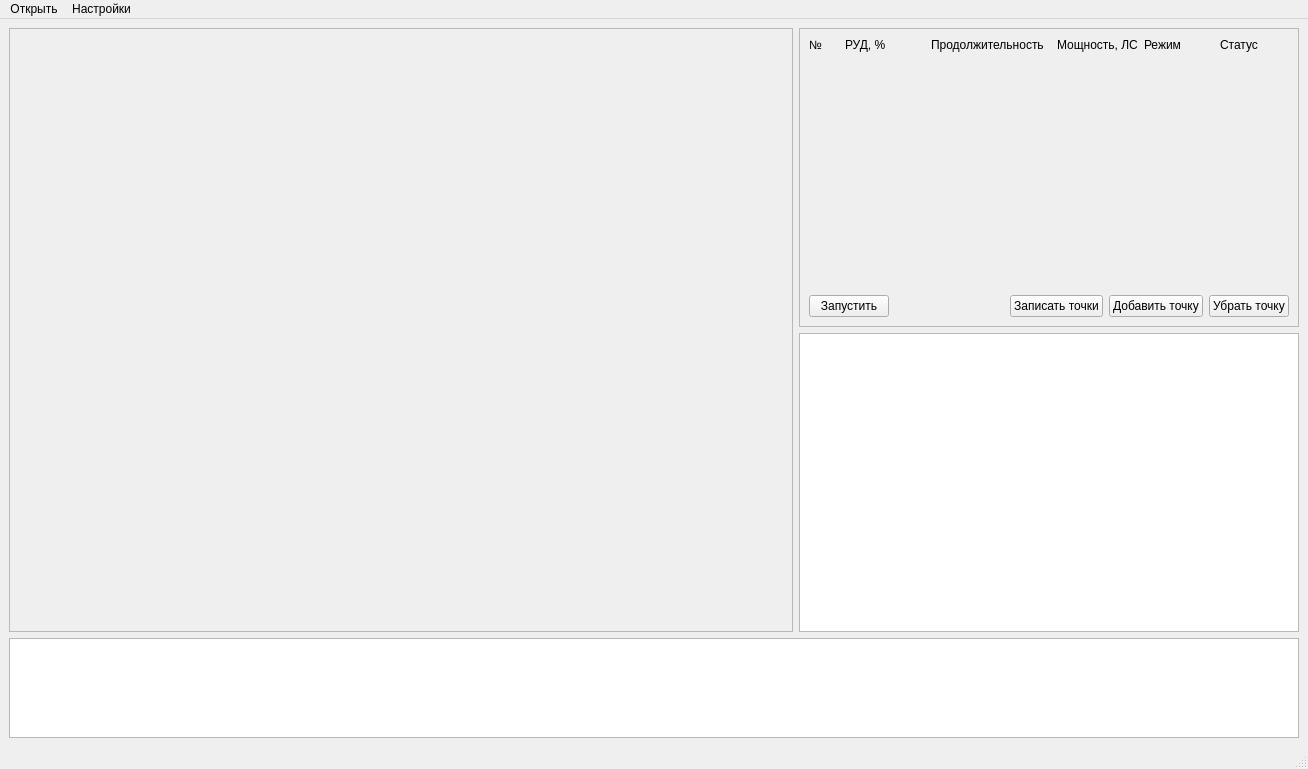
This is mainwindow.ui in daapavlov/AuomaticStep as Qt 5 draws it before an edit. The edited form follows.
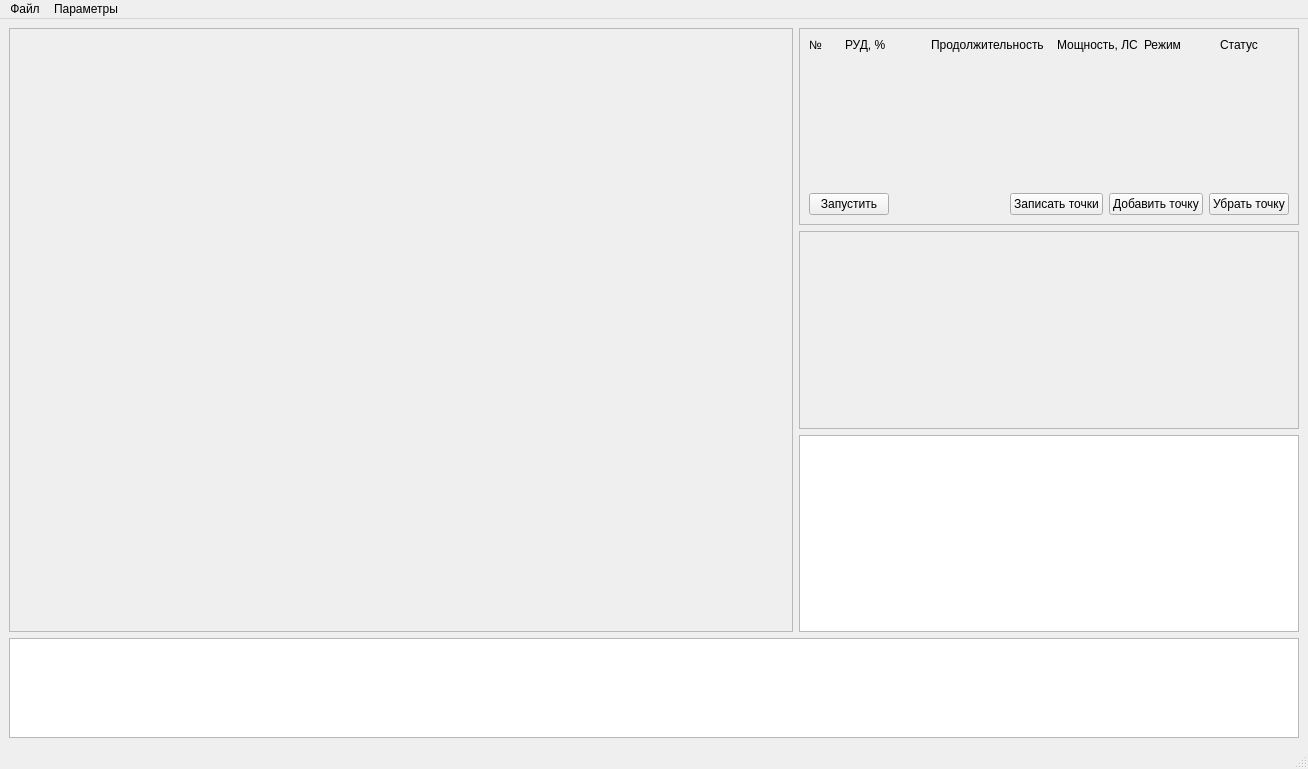
This is the edited form.

```diff
--- a/mainwindow.ui
+++ b/mainwindow.ui
@@ -80,7 +80,7 @@
              <x>0</x>
              <y>0</y>
              <width>498</width>
-             <height>295</height>
+             <height>194</height>
             </rect>
            </property>
            <layout class="QVBoxLayout" name="verticalLayout">
@@ -234,6 +234,35 @@
           </widget>
          </widget>
         </item>
+        <item>
+         <widget class="QScrollArea" name="scrollArea_agregat">
+          <property name="minimumSize">
+           <size>
+            <width>500</width>
+            <height>0</height>
+           </size>
+          </property>
+          <property name="maximumSize">
+           <size>
+            <width>500</width>
+            <height>16777215</height>
+           </size>
+          </property>
+          <property name="widgetResizable">
+           <bool>true</bool>
+          </property>
+          <widget class="QWidget" name="scrollAreaWidgetContents_3">
+           <property name="geometry">
+            <rect>
+             <x>0</x>
+             <y>0</y>
+             <width>498</width>
+             <height>194</height>
+            </rect>
+           </property>
+          </widget>
+         </widget>
+        </item>
         <item>
          <widget class="QTableView" name="tableView_parametr">
           <property name="minimumSize">
@@ -275,19 +304,19 @@
      <height>21</height>
     </rect>
    </property>
-   <widget class="QMenu" name="menu">
+   <widget class="QMenu" name="menu_file">
     <property name="title">
-     <string>Открыть</string>
+     <string>Файл</string>
     </property>
    </widget>
-   <widget class="QMenu" name="menu_2">
+   <widget class="QMenu" name="menu_settings">
     <property name="title">
-     <string>Настройки</string>
+     <string>Параметры</string>
     </property>
     <addaction name="actionModBus_RTU"/>
    </widget>
-   <addaction name="menu"/>
-   <addaction name="menu_2"/>
+   <addaction name="menu_file"/>
+   <addaction name="menu_settings"/>
   </widget>
   <widget class="QStatusBar" name="statusbar"/>
   <action name="actionModBus_RTU">
```
Left out of the diff: 6 changed lines with no effect on the pictures.
